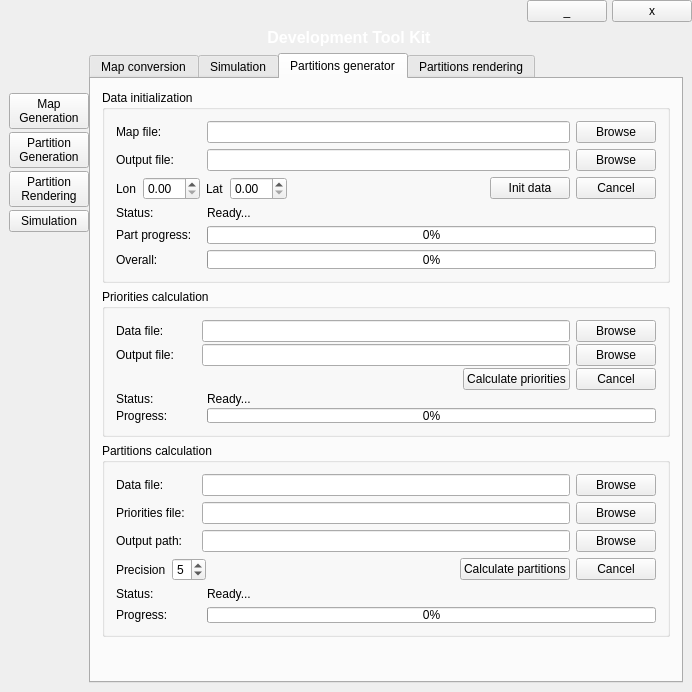
First picture: the form in Utils/mainwindow.ui, repository dotevo/Pilocik, before the edit.
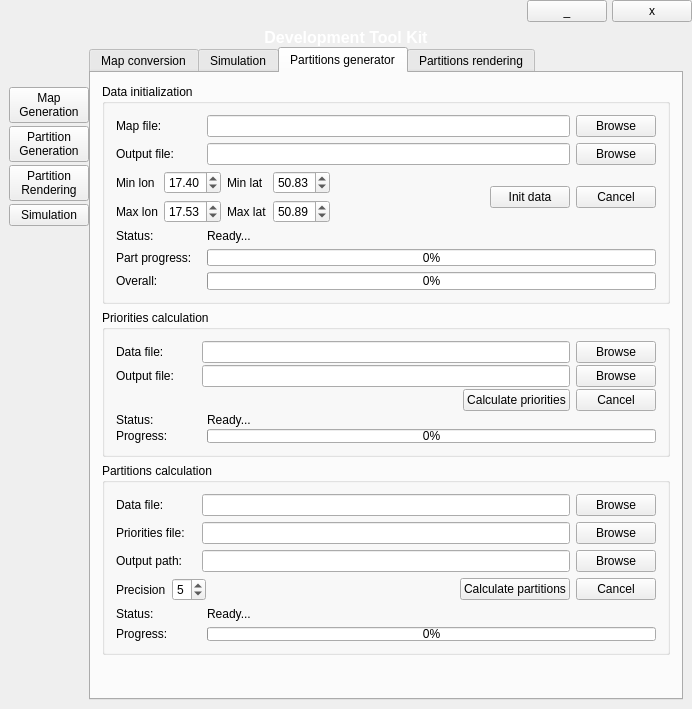
Second picture: the form after the edit. The open tabs and pages were chosen to show the change. Icons and pictures are not drawn. Custom widgets are drawn as their Qt base class.

Commit message: coordinates in partitioning (utils)

What changed in the file:
```diff
--- a/Utils/mainwindow.ui
+++ b/Utils/mainwindow.ui
@@ -7,7 +7,7 @@
     <x>0</x>
     <y>0</y>
     <width>692</width>
-    <height>692</height>
+    <height>709</height>
    </rect>
   </property>
   <property name="contextMenuPolicy">
@@ -148,11 +148,17 @@
   </property>
   <widget class="QWidget" name="centralWidget">
    <layout class="QVBoxLayout" name="verticalLayout_17">
+    <property name="spacing">
+     <number>0</number>
+    </property>
     <property name="margin">
      <number>0</number>
     </property>
     <item>
      <layout class="QHBoxLayout" name="horizontalLayout_34">
+      <property name="spacing">
+       <number>0</number>
+      </property>
       <item>
        <widget class="QLabel" name="label_15">
         <property name="sizePolicy">
@@ -520,6 +526,8 @@
                 </layout>
                </item>
                <item>
+                <layout class="QHBoxLayout" name="horizontalLayout_18">
+                 <item>
                 <widget class="QCheckBox" name="addIdx">
                  <property name="text">
                   <string>Add indexes</string>
@@ -527,7 +535,18 @@
                 </widget>
                </item>
                <item>
-                <layout class="QHBoxLayout" name="horizontalLayout_18">
+                  <spacer name="horizontalSpacer">
+                   <property name="orientation">
+                    <enum>Qt::Horizontal</enum>
+                   </property>
+                   <property name="sizeHint" stdset="0">
+                    <size>
+                     <width>40</width>
+                     <height>20</height>
+                    </size>
+                   </property>
+                  </spacer>
+                 </item>
                  <item>
                   <widget class="QPushButton" name="genBtn">
                    <property name="text">
@@ -535,19 +554,6 @@
                    </property>
                   </widget>
                  </item>
-                 <item>
-                  <spacer name="horizontalSpacer">
-                   <property name="orientation">
-                    <enum>Qt::Horizontal</enum>
-                   </property>
-                   <property name="sizeHint" stdset="0">
-                    <size>
-                     <width>40</width>
-                     <height>20</height>
-                    </size>
-                   </property>
-                  </spacer>
-                 </item>
                  <item>
                   <widget class="QPushButton" name="cancelBtn">
                    <property name="text">
@@ -666,10 +672,17 @@
                   </widget>
                  </item>
                  <item>
-                  <widget class="QLineEdit" name="poiFilePath"/>
+                  <widget class="QLineEdit" name="poiFilePath">
+                   <property name="enabled">
+                    <bool>false</bool>
+                   </property>
+                  </widget>
                  </item>
                  <item>
                   <widget class="QPushButton" name="poiFilePathBrowseButton">
+                   <property name="enabled">
+                    <bool>false</bool>
+                   </property>
                    <property name="text">
                     <string>Browse</string>
                    </property>
@@ -686,6 +699,9 @@
                </item>
                <item>
                 <widget class="QScrollArea" name="scrollArea_2">
+                 <property name="enabled">
+                  <bool>false</bool>
+                 </property>
                  <property name="styleSheet">
                   <string notr="true">background: rgba(0,0,0,0);</string>
                  </property>
@@ -698,7 +714,7 @@
                     <x>0</x>
                     <y>0</y>
                     <width>494</width>
-                    <height>108</height>
+                    <height>129</height>
                    </rect>
                   </property>
                   <layout class="QGridLayout" name="gridLayout">
@@ -1013,24 +1029,88 @@
                <item>
                 <layout class="QHBoxLayout" name="horizontalLayout_5">
                  <item>
+                  <layout class="QGridLayout" name="gridLayout_2">
+                   <item row="0" column="0">
                   <widget class="QLabel" name="label_24">
                    <property name="text">
-                    <string>Lon</string>
+                      <string>Min lon</string>
                    </property>
                   </widget>
                  </item>
-                 <item>
-                  <widget class="QDoubleSpinBox" name="lonInput"/>
-                 </item>
-                 <item>
+                   <item row="0" column="1">
+                    <widget class="QDoubleSpinBox" name="minLonInput">
+                     <property name="minimum">
+                      <double>14.000000000000000</double>
+                     </property>
+                     <property name="maximum">
+                      <double>25.000000000000000</double>
+                     </property>
+                     <property name="value">
+                      <double>17.399999999999999</double>
+                     </property>
+                    </widget>
+                   </item>
+                   <item row="0" column="2">
                   <widget class="QLabel" name="label_25">
                    <property name="text">
-                    <string>Lat</string>
+                      <string>Min lat</string>
                    </property>
                   </widget>
                  </item>
-                 <item>
-                  <widget class="QDoubleSpinBox" name="latinput"/>
+                   <item row="0" column="3">
+                    <widget class="QDoubleSpinBox" name="minLatInput">
+                     <property name="minimum">
+                      <double>48.000000000000000</double>
+                     </property>
+                     <property name="maximum">
+                      <double>56.000000000000000</double>
+                     </property>
+                     <property name="value">
+                      <double>50.829999999999998</double>
+                     </property>
+                    </widget>
+                   </item>
+                   <item row="1" column="0">
+                    <widget class="QLabel" name="label_27">
+                     <property name="text">
+                      <string>Max lon</string>
+                     </property>
+                    </widget>
+                   </item>
+                   <item row="1" column="1">
+                    <widget class="QDoubleSpinBox" name="maxLonInput">
+                     <property name="minimum">
+                      <double>14.000000000000000</double>
+                     </property>
+                     <property name="maximum">
+                      <double>25.000000000000000</double>
+                     </property>
+                     <property name="value">
+                      <double>17.530000000000001</double>
+                     </property>
+                    </widget>
+                   </item>
+                   <item row="1" column="2">
+                    <widget class="QLabel" name="label_28">
+                     <property name="text">
+                      <string>Max lat</string>
+                     </property>
+                    </widget>
+                   </item>
+                   <item row="1" column="3">
+                    <widget class="QDoubleSpinBox" name="maxLatInput">
+                     <property name="minimum">
+                      <double>48.000000000000000</double>
+                     </property>
+                     <property name="maximum">
+                      <double>56.000000000000000</double>
+                     </property>
+                     <property name="value">
+                      <double>50.890000000000001</double>
+                     </property>
+                    </widget>
+                   </item>
+                  </layout>
                  </item>
                  <item>
                   <spacer name="horizontalSpacer_2">
```
Lines whose indentation alone changed are shown as unchanged. The commit also changes 1 other file.
